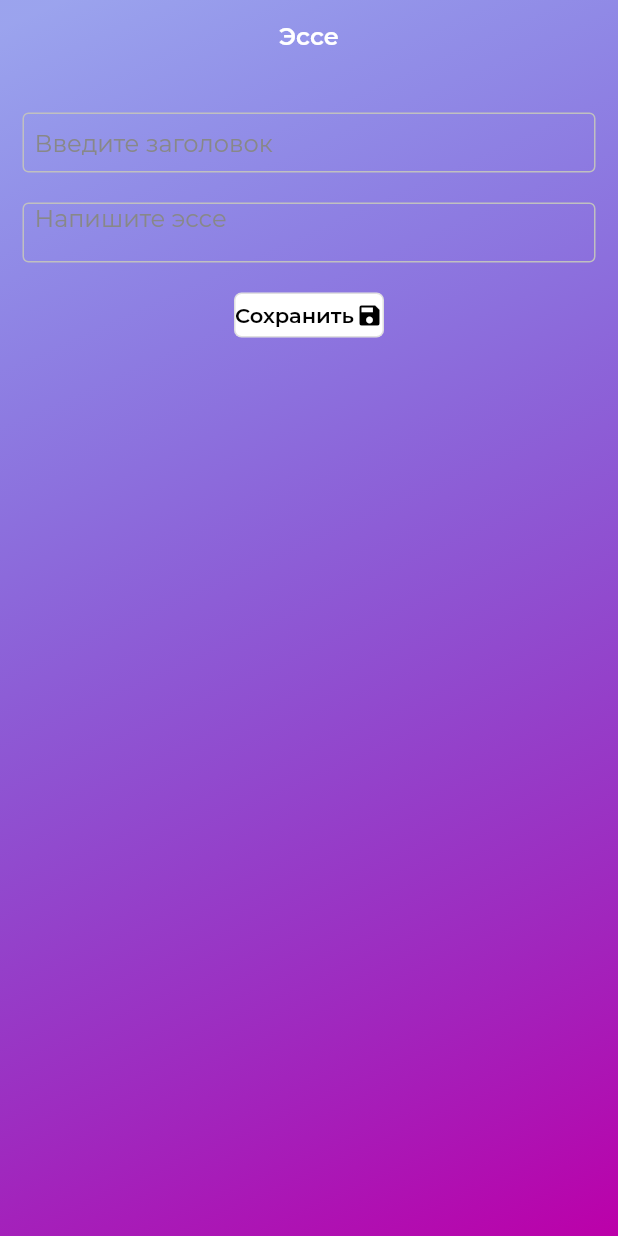
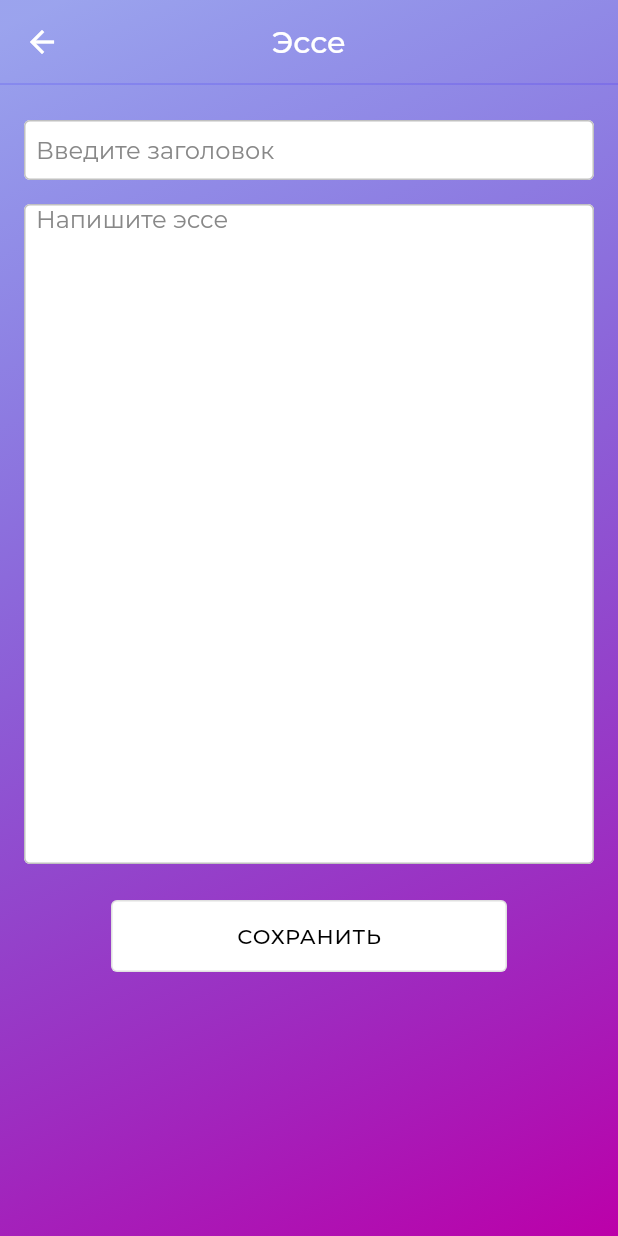
Before and after one commit to BorisBredikhin/polznak, a Flutter app: the EssayCreationWidget screen opened directly, on a phone screen of 412 x 824 dp. Run offline on Flutter 3.47's test engine with Material 2 defaults, Android fonts, the phone set to English and light mode, and no system bars; our stand-ins replace email_validator, flutter_secure_storage; accounts and stored records are empty; project files that could hold a hidden picture were left out.

```diff
--- a/mobile_client/lib/ui/Theme/app_colors.dart
+++ b/mobile_client/lib/ui/Theme/app_colors.dart
@@ -5,16 +5,8 @@ abstract class AppColors {
 
   static const purple = Color.fromRGBO(151, 62, 201, 1);
 
-  static const scaffoldGradient = BoxDecoration(
-    gradient: LinearGradient(
-      colors: <Color>[
-        Color.fromRGBO(0, 22, 217, 0.38),
-        Color.fromRGBO(188, 0, 169, 1),
-      ],
-      begin: Alignment(-0.8, -1),
-      end: Alignment(1, 1),
-    ),
-  );
+
+
 
   static const bottomNavigationBarGradient = BoxDecoration(
     gradient: LinearGradient(
--- a/mobile_client/lib/ui/Theme/box_decorations.dart
+++ b/mobile_client/lib/ui/Theme/box_decorations.dart
@@ -1,6 +1,28 @@
 import 'package:flutter/material.dart';
 
 abstract class BoxDecorations {
+  static const scaffoldGradient = BoxDecoration(
+    gradient: LinearGradient(
+      colors: <Color>[
+        Color.fromRGBO(0, 22, 217, 0.38),
+        Color.fromRGBO(188, 0, 169, 1),
+      ],
+      begin: Alignment(-0.8, -1),
+      end: Alignment(1, 1),
+    ),
+  );
+
+  static const feedFloatingButtonsGradient = BoxDecoration(
+    gradient: LinearGradient(
+      colors: [
+        Colors.white,
+        Color.fromRGBO(255, 255, 255, 0),
+      ],
+      begin: Alignment(0, 0),
+      end: Alignment(0, -1),
+    ),
+  );
+
   static final formBackground = BoxDecoration(
         color: Colors.white,
         borderRadius: BorderRadius.circular(16),
--- a/mobile_client/lib/ui/Theme/text_styles.dart
+++ b/mobile_client/lib/ui/Theme/text_styles.dart
@@ -21,6 +21,7 @@ abstract class TextStyles {
     color: Colors.black,
     fontSize: 16,
     height: 1.25,
+
   );
 
   static const hintWhite = TextStyle(
@@ -30,12 +31,21 @@ abstract class TextStyles {
     height: 1.333,
   );
 
-  static const button = TextStyle(
+  static const whiteButtonText = TextStyle(
     fontWeight: FontWeight.w500,
     color: Colors.white,
     fontSize: 14,
     letterSpacing: 0.5,
     height: 1.25,
+  );
+
+  static const blackButtonText = TextStyle(
+    fontWeight: FontWeight.w500,
+    color: Colors.black,
+    fontSize: 14,
+    letterSpacing: 0.5,
+    height: 1.25,
+
   );
 
   static const textFieldHint = TextStyle(
@@ -62,6 +72,20 @@ abstract class TextStyles {
   static const headline7White = TextStyle(
     fontWeight: FontWeight.w500,
     color: Colors.white,
+    fontSize: 16,
+    height: 1.25,
+  );
+
+  static const headline6Black = TextStyle(
+    fontWeight: FontWeight.w500,
+    color: Colors.black,
+    fontSize: 20,
+    height: 1.2,
+  );
+
+  static const headline7Black = TextStyle(
+    fontWeight: FontWeight.w500,
+    color: Colors.black,
     fontSize: 16,
     height: 1.25,
   );
--- a/mobile_client/lib/ui/widgets/auth/auth_form_widget.dart
+++ b/mobile_client/lib/ui/widgets/auth/auth_form_widget.dart
@@ -95,7 +95,7 @@ class _AuthButtonWidget extends StatelessWidget {
           )
         : const Text(
             'ВОЙТИ',
-            style: TextStyles.button,
+            style: TextStyles.whiteButtonText,
           );
     return SizedBox(
       height: 48,
--- a/mobile_client/lib/ui/widgets/auth/auth_widget.dart
+++ b/mobile_client/lib/ui/widgets/auth/auth_widget.dart
@@ -1,6 +1,6 @@
 import 'package:flutter/material.dart';
 import 'package:mobile_client/resources/resources.dart';
-import 'package:mobile_client/ui/Theme/app_colors.dart';
+import 'package:mobile_client/ui/Theme/box_decorations.dart';
 import 'package:mobile_client/ui/Theme/button_styles.dart';
 import 'package:mobile_client/ui/Theme/text_styles.dart';
 import 'package:mobile_client/ui/widgets/auth/auth_model.dart';
@@ -15,7 +15,7 @@ class AuthWidget extends StatelessWidget {
   Widget build(BuildContext context) {
     return Scaffold(
       body: DecoratedBox(
-        decoration: AppColors.scaffoldGradient,
+        decoration: BoxDecorations.scaffoldGradient,
         child: ListView(
           children: [
             Padding(
--- a/mobile_client/lib/ui/widgets/chats/chats_widget.dart
+++ b/mobile_client/lib/ui/widgets/chats/chats_widget.dart
@@ -1,5 +1,5 @@
 import 'package:flutter/material.dart';
-import 'package:mobile_client/ui/Theme/app_colors.dart';
+import 'package:mobile_client/ui/Theme/box_decorations.dart';
 import 'package:mobile_client/ui/Theme/text_styles.dart';
 import 'package:mobile_client/ui/widgets/chats/all_chats_widget.dart';
 import 'package:mobile_client/ui/widgets/chats/popular_chats_widget.dart';
@@ -11,7 +11,7 @@ class ChatsWidget extends StatelessWidget {
   Widget build(BuildContext context) {
     return Scaffold(
       body: DecoratedBox(
-        decoration: AppColors.scaffoldGradient,
+        decoration: BoxDecorations.scaffoldGradient,
         child: ListView(
           children: [
             Padding(
--- a/mobile_client/lib/ui/widgets/essay_creation/essay_creation_widget.dart
+++ b/mobile_client/lib/ui/widgets/essay_creation/essay_creation_widget.dart
@@ -1,9 +1,10 @@
 import 'package:flutter/material.dart';
 import 'package:mobile_client/ui/Theme/app_colors.dart';
+import 'package:mobile_client/ui/Theme/box_decorations.dart';
 import 'package:mobile_client/ui/Theme/text_styles.dart';
 import 'package:mobile_client/ui/widgets/essay_creation/essay_creation_model.dart';
 import 'package:mobile_client/ui/widgets/popular_widgets/input_text_field_widget.dart';
-import 'package:mobile_client/ui/widgets/popular_widgets/save_button_widget.dart';
+import 'package:mobile_client/ui/widgets/popular_widgets/white_button_widget.dart';
 import 'package:provider/provider.dart';
 //TODO Доработать верстку виджета
 
@@ -16,42 +17,57 @@ class EssayCreationWidget extends StatelessWidget {
     final onPressed =
         model.canStartSave == true ? () => model.savePost(context) : null;
     return Scaffold(
+      extendBodyBehindAppBar: true,
+      appBar: AppBar(
+        elevation: 0,
+        backgroundColor: Colors.transparent,
+        centerTitle: true,
+        title: const Text(
+          'Эссе',
+          style: TextStyles.headline6White,
+        ),
+        bottom: const PreferredSize(
+          preferredSize: Size.fromHeight(0),
+          child: Divider(
+            color: Color.fromRGBO(20, 0, 255, 0.26),
+            height: 0,
+          ),
+        ),
+      ),
       body: DecoratedBox(
-        decoration: AppColors.scaffoldGradient,
+        decoration: BoxDecorations.scaffoldGradient,
         child: ListView(
           children: [
             Padding(
-              padding: const EdgeInsets.fromLTRB(15, 0, 15, 15),
+              padding: const EdgeInsets.symmetric(horizontal: 16, vertical: 24),
               child: Column(
-                mainAxisSize: MainAxisSize.max,
-                mainAxisAlignment: MainAxisAlignment.spaceBetween,
-                crossAxisAlignment: CrossAxisAlignment.center,
                 children: [
-                  const SizedBox(height: 15),
-                  const Text(
-                    'Эссе',
-                    style: TextStyle(
+                  const _ErrorMessageWidget(),
+                  DecoratedBox(
+                    decoration: BoxDecoration(
                       color: Colors.white,
-                      fontSize: 16,
-                      fontWeight: FontWeight.w600,
+                      borderRadius: BorderRadius.circular(4),
+                    ),
+                    child: InputTextField(
+                      controller: model.titleTextController,
+                      hintText: 'Введите заголовок',
                     ),
                   ),
-                  const SizedBox(height: 20),
-                  const _ErrorMessageWidget(),
-                  const SizedBox(height: 20),
-                  InputTextField(
-                    controller: model.titleTextController,
-                    hintText: 'Введите заголовок',
+                  const SizedBox(height: 16),
+                  DecoratedBox(
+                    decoration: BoxDecoration(
+                      color: Colors.white,
+                      borderRadius: BorderRadius.circular(4),
+                    ),
+                    child: InputTextField(
+                      controller: model.contentTextController,
+                      hintText: 'Напишите эссе',
+                      height: 440,
+                      maxLines: 22,
+                    ),
                   ),
-                  const SizedBox(height: 20),
-                  InputTextField(
-                    controller: model.contentTextController,
-                    hintText: 'Напишите эссе',
-                    keyboardType: TextInputType.multiline,
-                    maxLines: 25,
-                  ),
-                  const SizedBox(height: 20),
-                  SaveButtonWidget(
+                  const SizedBox(height: 24),
+                  WhiteButtonWidget(
                     onPressed: onPressed,
                     isProgress: model.isSaveProgress,
                   ),
@@ -70,7 +86,8 @@ class _ErrorMessageWidget extends StatelessWidget {
 
   @override
   Widget build(BuildContext context) {
-    final errorMessage = context.select((EssayCreationModel vm) => vm.errorMessage);
+    final errorMessage =
+        context.select((EssayCreationModel vm) => vm.errorMessage);
     if (errorMessage == null) return const SizedBox.shrink();
     return Column(
       children: [
--- a/mobile_client/lib/ui/widgets/popular_widgets/input_text_field_widget.dart
+++ b/mobile_client/lib/ui/widgets/popular_widgets/input_text_field_widget.dart
@@ -14,6 +14,7 @@ class InputTextField extends StatelessWidget {
   final Icon? suffixIcon;
   final TextInputAction? textInputAction;
   final TextStyle? textStyle;
+  final double? height;
   const InputTextField({
     Key? key,
     this.contentPadding,
@@ -27,19 +28,21 @@ class InputTextField extends StatelessWidget {
     this.textInputAction,
     this.onTap,
     this.textStyle = TextStyles.bodyBlack,
+    this.height = 40,
   }) : super(key: key);
 
   @override
   Widget build(BuildContext context) {
     return SizedBox(
-      height: 40,
+      height: height,
       child: TextField(
         onTap: onTap,
         controller: controller,
         maxLines: maxLines,
         style: textStyle,
         decoration: InputDecoration(
-          contentPadding: contentPadding ?? const EdgeInsets.symmetric(horizontal: 8),
+          contentPadding:
+              contentPadding ?? const EdgeInsets.symmetric(horizontal: 8),
           suffixIcon: Padding(
             padding: const EdgeInsets.all(8),
             child: suffixIcon,
--- a/mobile_client/lib/ui/widgets/popular_widgets/save_button_widget.dart
+++ /dev/null
@@ -1,61 +0,0 @@
-import 'package:flutter/material.dart';
-
-class SaveButtonWidget extends StatelessWidget {
-  final void Function()? onPressed;
-  final bool isProgress;
-  const SaveButtonWidget({
-    Key? key,
-    required this.onPressed,
-    required this.isProgress,
-  }) : super(key: key);
-
-  @override
-  Widget build(BuildContext context) {
-    final child = isProgress == true
-        ? const SizedBox(
-            height: 10,
-            width: 10,
-            child: CircularProgressIndicator(strokeWidth: 2),
-          )
-        : Row(
-            mainAxisAlignment: MainAxisAlignment.spaceAround,
-            crossAxisAlignment: CrossAxisAlignment.center,
-            children: const [
-              Text(
-                'Сохранить',
-                style: TextStyle(
-                  color: Colors.black,
-                  fontSize: 14,
-                  fontWeight: FontWeight.w600,
-                ),
-              ),
-              Icon(
-                Icons.save,
-                size: 18,
-                color: Colors.black,
-              ),
-            ],
-          );
-    return SizedBox(
-      width: 100,
-      height: 30,
-      child: OutlinedButton(
-        onPressed: onPressed,
-        child: child,
-        style: ButtonStyle(
-          overlayColor: MaterialStateProperty.all(
-              const Color.fromRGBO(196, 1962, 196, 1)),
-          backgroundColor: MaterialStateProperty.all(
-            const Color.fromRGBO(255, 255, 255, 1),
-          ),
-          shape: MaterialStateProperty.all(RoundedRectangleBorder(
-            borderRadius: BorderRadius.circular(5),
-          )),
-          padding: MaterialStateProperty.all(
-            const EdgeInsets.symmetric(vertical: 6),
-          ),
-        ),
-      ),
-    );
-  }
-}
--- /dev/null
+++ b/mobile_client/lib/ui/widgets/popular_widgets/white_button_widget.dart
@@ -0,0 +1,40 @@
+import 'package:flutter/material.dart';
+import 'package:mobile_client/ui/Theme/text_styles.dart';
+
+class WhiteButtonWidget extends StatelessWidget {
+  final void Function()? onPressed;
+  final bool isProgress;
+  const WhiteButtonWidget({
+    Key? key,
+    required this.onPressed,
+    required this.isProgress,
+  }) : super(key: key);
+
+  @override
+  Widget build(BuildContext context) {
+    final child = isProgress == true
+        ? const SizedBox(
+            height: 10,
+            width: 10,
+            child: CircularProgressIndicator(strokeWidth: 2),
+          )
+        : const Text(
+          'СОХРАНИТЬ',
+          style: TextStyles.blackButtonText,
+        );
+    return SizedBox(
+      width: 264,
+      height: 48,
+      child: OutlinedButton(
+        onPressed: onPressed,
+        child: child,
+        style: ButtonStyle(
+          backgroundColor: MaterialStateProperty.all(Colors.white),
+          shape: MaterialStateProperty.all(RoundedRectangleBorder(
+            borderRadius: BorderRadius.circular(4),
+          )),
+        ),
+      ),
+    );
+  }
+}
--- a/mobile_client/lib/ui/widgets/profile_redaction/profile_redaction_widget.dart
+++ b/mobile_client/lib/ui/widgets/profile_redaction/profile_redaction_widget.dart
@@ -1,5 +1,5 @@
 import 'package:flutter/material.dart';
-import 'package:mobile_client/ui/Theme/app_colors.dart';
+import 'package:mobile_client/ui/Theme/box_decorations.dart';
 import 'package:mobile_client/ui/Theme/text_styles.dart';
 import 'package:mobile_client/ui/widgets/profile_redaction/profile_essay_redaction_widget.dart';
 import 'package:mobile_client/ui/widgets/profile_redaction/profile_info_widget.dart';
@@ -11,7 +11,7 @@ class ProfileRedactionWidget extends StatelessWidget {
   Widget build(BuildContext context) {
     return Scaffold(
       body: DecoratedBox(
-        decoration: AppColors.scaffoldGradient,
+        decoration: BoxDecorations.scaffoldGradient,
         child: ListView(
           children: [
             SizedBox(
--- a/mobile_client/lib/ui/widgets/profile_view/profile_view_widget.dart
+++ b/mobile_client/lib/ui/widgets/profile_view/profile_view_widget.dart
@@ -1,6 +1,6 @@
 import 'package:flutter/material.dart';
 import 'package:mobile_client/resources/resources.dart';
-import 'package:mobile_client/ui/Theme/app_colors.dart';
+import 'package:mobile_client/ui/Theme/box_decorations.dart';
 import 'package:mobile_client/ui/Theme/text_styles.dart';
 import 'package:mobile_client/ui/widgets/profile_view/essays_list_widget.dart';
 import 'package:mobile_client/ui/widgets/profile_view/profile_view_model.dart';
@@ -13,7 +13,7 @@ class ProfileViewWidget extends StatelessWidget {
   Widget build(BuildContext context) {
     return Scaffold(
       body: DecoratedBox(
-        decoration: AppColors.scaffoldGradient,
+        decoration: BoxDecorations.scaffoldGradient,
         child: ListView(
           children: [
             Padding(
--- a/mobile_client/lib/ui/widgets/registration/registration_form_widget.dart
+++ b/mobile_client/lib/ui/widgets/registration/registration_form_widget.dart
@@ -210,7 +210,7 @@ class _RegistrationButtonWidget extends StatelessWidget {
           )
         : const Text(
             'ЗАРЕГИСТРИРОВАТЬСЯ',
-            style: TextStyles.button,
+            style: TextStyles.whiteButtonText,
           );
     return SizedBox(
       height: 48,
--- a/mobile_client/lib/ui/widgets/registration/registration_widget.dart
+++ b/mobile_client/lib/ui/widgets/registration/registration_widget.dart
@@ -1,5 +1,5 @@
 import 'package:flutter/material.dart';
-import 'package:mobile_client/ui/Theme/app_colors.dart';
+import 'package:mobile_client/ui/Theme/box_decorations.dart';
 import 'package:mobile_client/ui/Theme/button_styles.dart';
 import 'package:mobile_client/ui/Theme/text_styles.dart';
 import 'package:mobile_client/ui/widgets/popular_widgets/app_logo_widget.dart';
@@ -14,7 +14,7 @@ class RegistrationWidget extends StatelessWidget {
   Widget build(BuildContext context) {
     return Scaffold(
       body: DecoratedBox(
-        decoration: AppColors.scaffoldGradient,
+        decoration: BoxDecorations.scaffoldGradient,
         child: ListView(
           children: [
             Padding(
```
Also changed, not shown: mobile_client/lib/ui/widgets/feed/feed_widget.dart (+71 -33 lines), mobile_client/lib/ui/widgets/main_tabs/main_tabs_widget.dart (+10 -8 lines).
